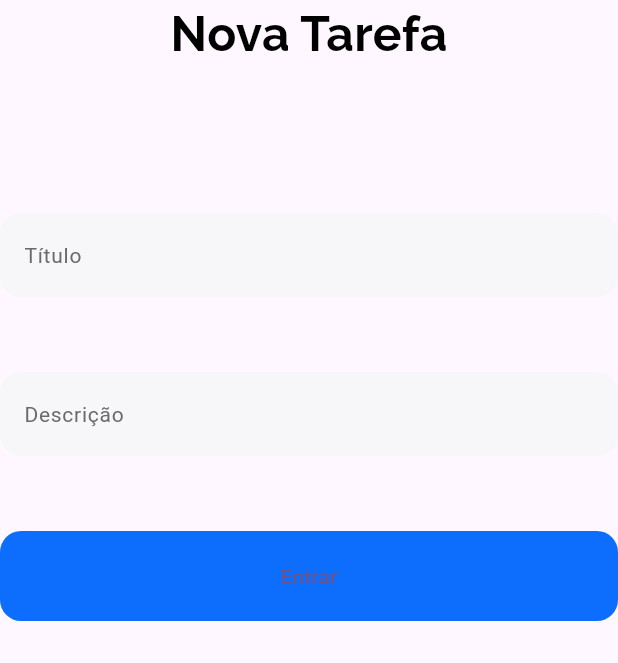
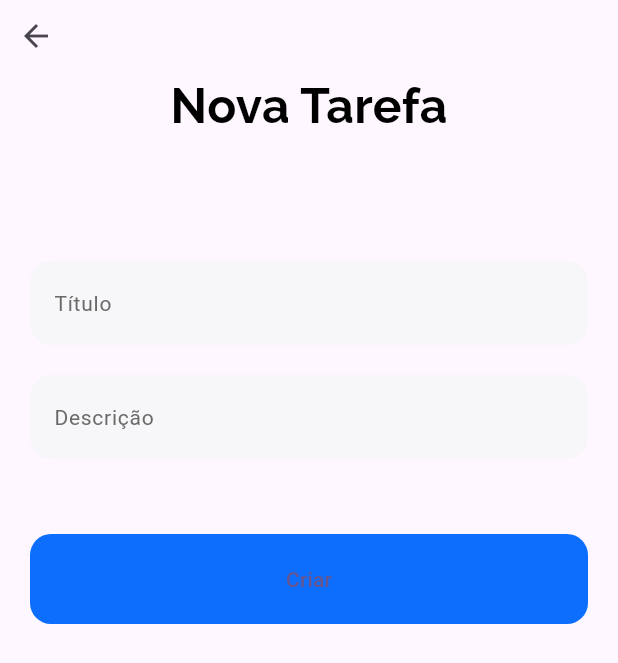
Before and after one commit to luhelenals/task-app, a Flutter app: the ViewTask screen opened directly, on a phone screen of 412 x 824 dp. Shown: the top 663 px of the screen. Run offline on Flutter 3.47's test engine with Material 3 defaults, Android fonts, the phone set to English and light mode, and no system bars; our stand-ins replace cloud_firestore, firebase_auth, firebase_core, fluttertoast, google_fonts, hive and 1 more; accounts and stored records are empty.

Commit message:
edição de tarefas

```diff
--- a/lib/pages/view_task.dart
+++ b/lib/pages/view_task.dart
@@ -2,53 +2,106 @@ import 'package:cloud_firestore/cloud_firestore.dart';
 import 'package:firebase_auth/firebase_auth.dart';
 import 'package:flutter/material.dart';
 import 'package:google_fonts/google_fonts.dart';
+import 'package:hive/hive.dart';
 import 'package:task_app/models/task_model.dart';
+import 'package:task_app/pages/home.dart';
 import 'package:task_app/services/task_service.dart';
+import 'package:uuid/uuid.dart';
 
-class ViewTask extends StatelessWidget {
-  ViewTask({super.key});
+class ViewTask extends StatefulWidget {
+  final String? taskId;
 
+  ViewTask({super.key, this.taskId}); // aceita um ID opcional
+
+  @override
+  State<ViewTask> createState() => _ViewTaskState();
+}
+
+class _ViewTaskState extends State<ViewTask> {
   final TextEditingController _tituloController = TextEditingController();
   final TextEditingController _descricaoController = TextEditingController();
   final TaskService _taskService = TaskService();
   final String uid = FirebaseAuth.instance.currentUser!.uid;
 
+  bool isLoading = true;
+
+  @override
+  void initState() {
+    super.initState();
+    if (widget.taskId != null) {
+      _loadTaskData();
+    } else {
+      isLoading = false; // não precisa carregar
+    }
+  }
+
+  Future<void> _loadTaskData() async {
+    var box = await Hive.openBox<Task>('tasks');
+
+    // Supondo que a taskId seja a key usada no Hive (ex: int ou String)
+    final task = box.get(widget.taskId);
+
+    if (task != null) {
+      _tituloController.text = task.titulo;
+      _descricaoController.text = task.descricao;
+    }
+
+    setState(() {
+      isLoading = false;
+    });
+  }
+
   @override
   Widget build(BuildContext context) {
+    if (isLoading) {
+      return const Scaffold(
+        body: Center(child: CircularProgressIndicator()),
+      );
+    }
+
     return Scaffold(
       body: Center(
-        child:
-        Column(
+        child: Column(
           children: [
+            Row(
+              children: [
+                IconButton(
+                  icon: const Icon(Icons.arrow_back),
+                  onPressed: () {
+                    Navigator.pushReplacement(
+                      context,
+                      MaterialPageRoute(builder: (_) => const Home()),
+                    );
+                  },
+                ),
+              ],
+            ),
             Text(
-                'Nova Tarefa',
+              widget.taskId == null ? 'Nova Tarefa' : 'Editar Tarefa',
               style: GoogleFonts.raleway(
                 textStyle: const TextStyle(
                   color: Colors.black,
                   fontWeight: FontWeight.bold,
-                      fontSize: 32
-                    )
+                  fontSize: 32,
                 ),
               ),
-              const SizedBox(height: 80,),
+            ),
+            const SizedBox(height: 80),
             _titulo(),
-              const SizedBox(height: 20,),
+            const SizedBox(height: 20),
             _descricao(),
-              const SizedBox(height: 50,),
-              _criar(context),
-          ]
-        )
+            const SizedBox(height: 50),
+            _salvar(context),
+            const SizedBox(height: 16),
+          ],
+        ),
       ),
     );
   }
 
-  Widget _titulo() {
-    return Column(
-      mainAxisAlignment: MainAxisAlignment.start,
-      crossAxisAlignment: CrossAxisAlignment.start,
-      children: [
-        const SizedBox(height: 16,),
-        TextField(
+  Widget _titulo() => Padding(
+        padding: const EdgeInsets.symmetric(horizontal: 20),
+        child: TextField(
           controller: _tituloController,
           decoration: InputDecoration(
             filled: true,
@@ -56,26 +109,20 @@ class ViewTask extends StatelessWidget {
             hintStyle: const TextStyle(
               color: Color(0xff6A6A6A),
               fontWeight: FontWeight.normal,
-              fontSize: 14
+              fontSize: 14,
             ),
-            fillColor: const Color(0xffF7F7F9) ,
+            fillColor: const Color(0xffF7F7F9),
             border: OutlineInputBorder(
               borderSide: BorderSide.none,
-              borderRadius: BorderRadius.circular(14)
-            )
+              borderRadius: BorderRadius.circular(14),
             ),
-        )
-      ],
+          ),
+        ),
       );
-  }
 
-  Widget _descricao() {
-    return Column(
-      mainAxisAlignment: MainAxisAlignment.start,
-      crossAxisAlignment: CrossAxisAlignment.start,
-      children: [
-        const SizedBox(height: 30,),
-        TextField(
+  Widget _descricao() => Padding(
+        padding: const EdgeInsets.symmetric(horizontal: 20),
+        child: TextField(
           controller: _descricaoController,
           decoration: InputDecoration(
             filled: true,
@@ -83,21 +130,21 @@ class ViewTask extends StatelessWidget {
             hintStyle: const TextStyle(
               color: Color(0xff6A6A6A),
               fontWeight: FontWeight.normal,
-              fontSize: 14
+              fontSize: 14,
             ),
-            fillColor: const Color(0xffF7F7F9) ,
+            fillColor: const Color(0xffF7F7F9),
             border: OutlineInputBorder(
               borderSide: BorderSide.none,
-              borderRadius: BorderRadius.circular(14)
-            )
+              borderRadius: BorderRadius.circular(14),
             ),
-        )
-      ],
+          ),
+        ),
       );
-  }
 
-  Widget _criar(BuildContext context) {
-    return ElevatedButton(
+  Widget _salvar(BuildContext context) {
+    return Padding(
+      padding: const EdgeInsets.symmetric(horizontal: 20),
+      child: ElevatedButton(
         style: ElevatedButton.styleFrom(
           backgroundColor: const Color(0xff0D6EFD),
           shape: RoundedRectangleBorder(
@@ -107,16 +154,41 @@ class ViewTask extends StatelessWidget {
           elevation: 0,
         ),
         onPressed: () async {
-        final String id = FirebaseFirestore.instance.collection('tasks').doc().id;
-        await _taskService.createTask(
-            context: context,
+          final box = await Hive.openBox<Task>('tasks');
+
+          if (widget.taskId == null) {
+            // Criar nova tarefa
+            final newTask = Task(
+              uid: FirebaseAuth.instance.currentUser!.uid,
+              id: const Uuid().v4(),
               titulo: _tituloController.text,
               descricao: _descricaoController.text,
-            uid: uid
+              dataCriacao: DateTime.now()
+            );
+
+            await box.put(newTask.id, newTask);
+          } else {
+            // Atualizar tarefa existente
+            final task = box.get(widget.taskId);
+            if (task != null) {
+              task.titulo = _tituloController.text;
+              task.descricao = _descricaoController.text;
+              await task.save();
+
+              ScaffoldMessenger.of(context).showSnackBar(
+                const SnackBar(content: Text("Tarefa atualizada com sucesso!")),
+              );
+            }
+          }
+
+          // Volta para Home
+          Navigator.pushReplacement(
+            context,
+            MaterialPageRoute(builder: (_) => const Home()),
           );
         },
-      child: const Text("Entrar"),
+        child: Text(widget.taskId == null ? "Criar" : "Salvar"),
+      ),
     );
   }
-
 }
```
Also changed, not shown: lib/pages/home.dart (+71 -19 lines), lib/services/task_service.dart (+10 -0 lines). Lines whose indentation alone changed are shown as unchanged.
